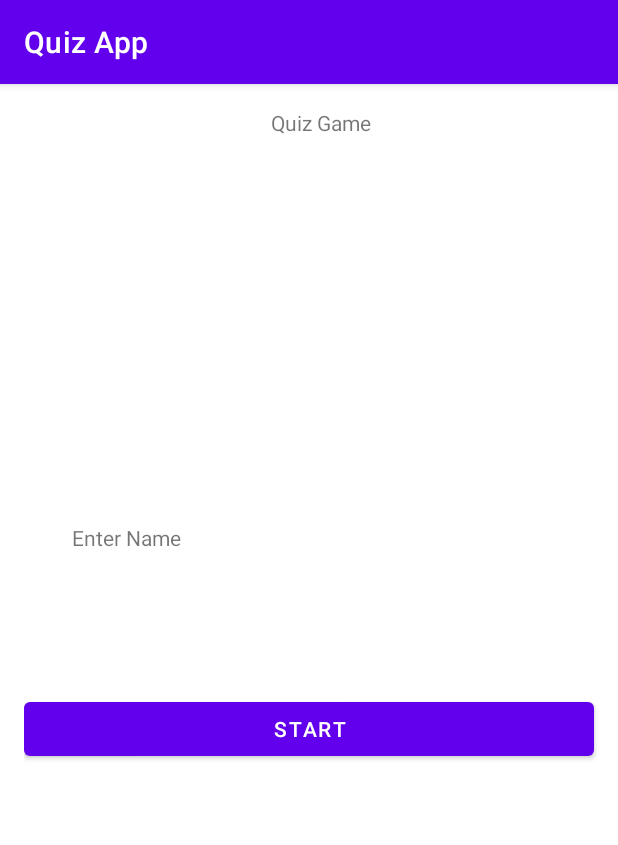
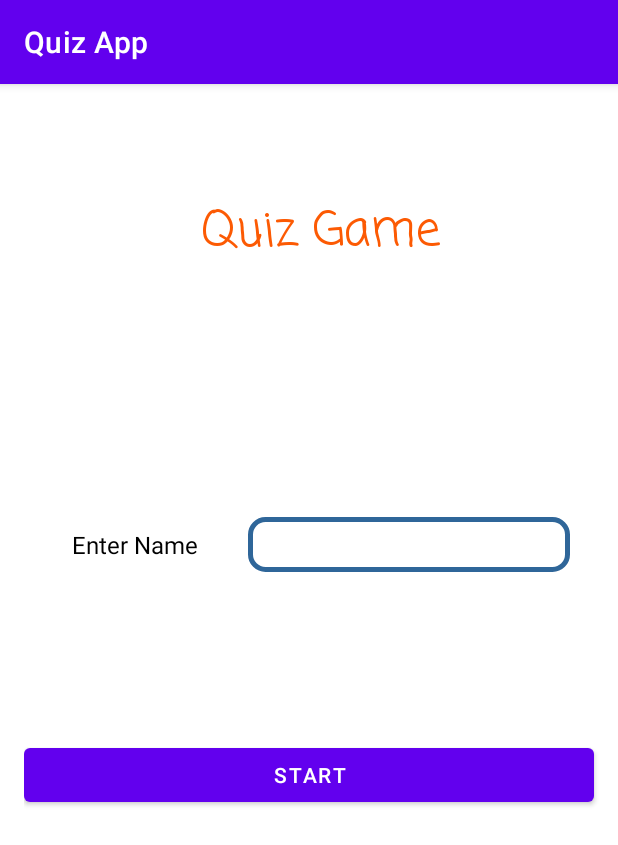
Before and after one commit to fahimfaisal/Quiz-Game, an Android app: the screen it shows after launch (MainActivity), on a phone screen of 412 x 824 dp. Shown: the top 845 px of the screen. Run offline under Robolectric (Android 15) with nearby library versions, the phone set to English and light mode, and no system bars.

```diff
--- /dev/null
+++ b/app/src/main/res/drawable/rounded.xml
@@ -0,0 +1,18 @@
+<?xml version="1.0" encoding="utf-8"?>
+<!-- res/drawable/rounded_edittext.xml -->
+<shape xmlns:android="http://schemas.android.com/apk/res/android"
+    android:padding="10dp"
+    android:shape="rectangle"
+
+    >
+
+    <solid android:color="#FFFFFF" />
+
+    <stroke
+        android:width="3dp"
+        android:color="#2f6699" />
+    <corners
+        android:radius="10dp"
+        />
+
+</shape>
--- a/app/src/main/res/layout/activity_main.xml
+++ b/app/src/main/res/layout/activity_main.xml
@@ -14,6 +14,7 @@
         android:layout_marginLeft="16dp"
         android:layout_weight="1"
 
+        android:gravity="center"
         android:orientation="vertical"
         android:backgroundTint="#FFFFFF"
         >
@@ -26,8 +27,14 @@
             android:layout_marginLeft="16dp"
             android:layout_weight="1"
             android:layout_marginTop="16dp"
-            android:layout_gravity="center"
+            android:gravity="center"
             android:layout_marginRight="16dp"
+            android:textSize="32dp"
+            android:textColor="@color/orange"
+            android:fontFamily="casual"
+            android:textFontWeight="3"
+
+
 
             android:text="Quiz Game"
             />
@@ -39,7 +46,7 @@
             android:layout_height="wrap_content"
             android:layout_marginLeft="16dp"
             android:layout_weight="1"
-
+            android:layout_marginRight="16dp"
             android:orientation="horizontal"
             android:backgroundTint="#FFFFFF"
             >
@@ -51,20 +58,22 @@
                 android:layout_weight="1"
                 android:layout_marginTop="16dp"
                 android:layout_gravity="center_vertical"
-                android:layout_marginRight="16dp"
 
+                android:textSize="16dp"
+                android:textColor="@color/black"
                 android:text="Enter Name"
                 />
             <EditText
                 android:id="@+id/input"
                 android:layout_width="0dp"
                 android:layout_height="wrap_content"
-                android:layout_marginLeft="16dp"
+                android:layout_marginLeft="10dp"
+                android:padding="6dp"
                 android:layout_weight="2"
                 android:layout_marginTop="16dp"
                 android:layout_marginRight="16dp"
-                android:background="@color/white"
 
+                android:background="@drawable/rounded"
                 android:layout_gravity="center_vertical"
                 android:inputType="text"/>
 
@@ -77,7 +86,7 @@
         android:layout_width="match_parent"
         android:layout_height="wrap_content"
         android:layout_marginLeft="16dp"
-
+        android:layout_marginTop="20dp"
         android:layout_weight="1"
         android:layout_gravity="center_vertical"
         android:backgroundTint="#FFFFFF"
```
Also changed, not shown: app/src/main/assets/questions.json (+20 -21 lines), app/src/main/java/com/example/quizapp/FinalScreen.java (+6 -9 lines), app/src/main/java/com/example/quizapp/MainActivity.java (+15 -4 lines), app/src/main/java/com/example/quizapp/QuestionActivity.java (+11 -38 lines).
